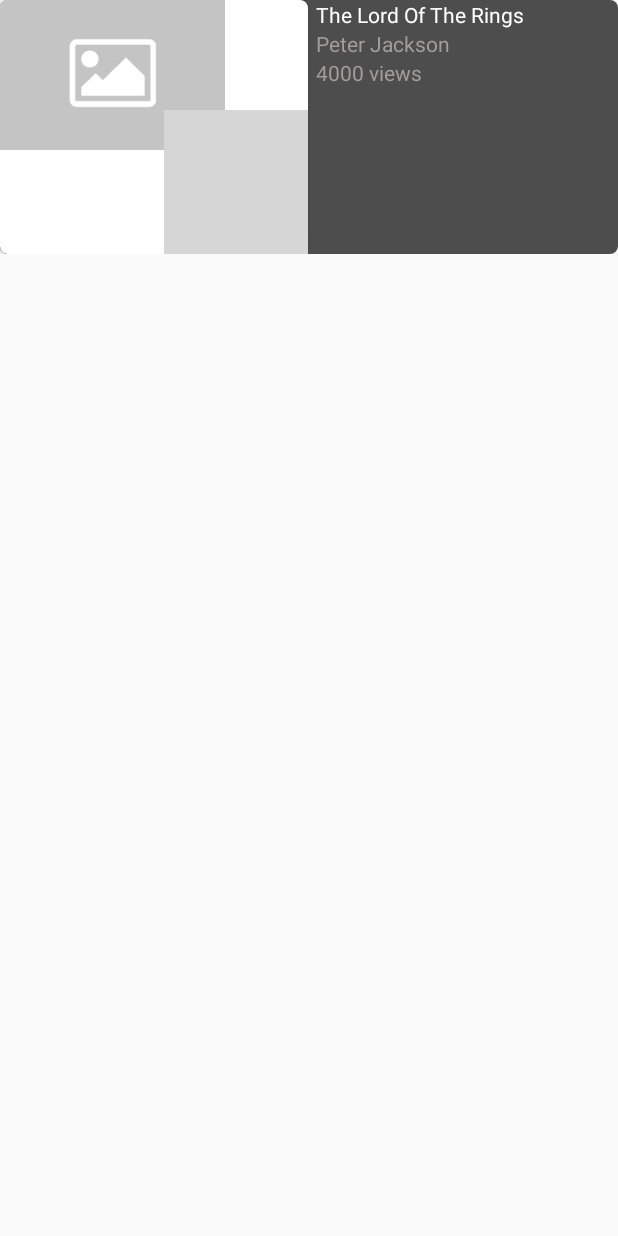
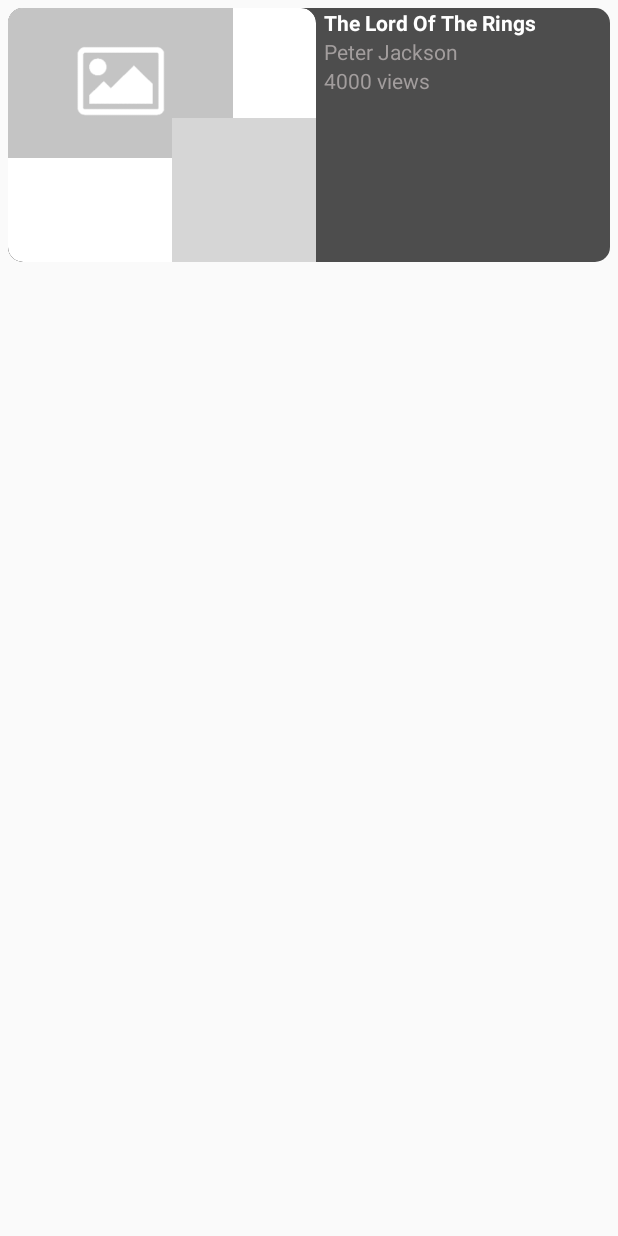
Before and after one commit to ahmedaa6122/Video-Shorts, an Android app: the layout item_history_video.xml on its own in the app's theme, with its tools: preview values and no code run, on a phone screen of 412 x 824 dp. Run offline under Robolectric (Android 15) with nearby library versions, the phone set to English and light mode, and no system bars; grey boxes are pictures that could not be loaded.

Commit message:
design correction

```diff
--- a/app/src/main/res/drawable/bg_tool.xml
+++ b/app/src/main/res/drawable/bg_tool.xml
@@ -2,5 +2,5 @@
 <shape xmlns:android="http://schemas.android.com/apk/res/android"
     android:shape="rectangle">
     <solid android:color="#4D4D4D" />
-    <corners android:radius="5dp" />
+    <corners android:radius="10dp" />
 </shape>
--- a/app/src/main/res/drawable/bg_video_history.xml
+++ b/app/src/main/res/drawable/bg_video_history.xml
@@ -1,5 +1,5 @@
 <?xml version="1.0" encoding="utf-8"?>
 <shape xmlns:android="http://schemas.android.com/apk/res/android"
     android:shape="rectangle">
-    <corners android:radius="10dp" />
+    <corners android:radius="15dp" />
 </shape>
--- a/app/src/main/res/layout/item_history_video.xml
+++ b/app/src/main/res/layout/item_history_video.xml
@@ -5,7 +5,9 @@
     android:id="@+id/item_history"
     android:layout_width="match_parent"
     android:layout_height="wrap_content"
-    android:layout_marginBottom="5dp"
+    android:layout_marginStart="5dp"
+    android:layout_marginTop="5dp"
+    android:layout_marginEnd="5dp"
     android:background="@drawable/bg_tool"
     android:foreground="?attr/selectableItemBackground">
 
@@ -13,7 +15,7 @@
         android:id="@+id/cv_1"
         android:layout_width="wrap_content"
         android:layout_height="wrap_content"
-        app:cardCornerRadius="5dp">
+        app:cardCornerRadius="10dp">
 
         <ImageView
             android:id="@+id/iv_img_video_history"
@@ -47,7 +49,8 @@
         android:fontFamily="sans-serif"
         android:maxLines="3"
         android:text="@string/video_name"
-        android:textColor="@color/white" />
+        android:textColor="@color/white"
+        android:textStyle="bold" />
 
     <TextView
         android:id="@+id/tv_channel_name_history"
```
